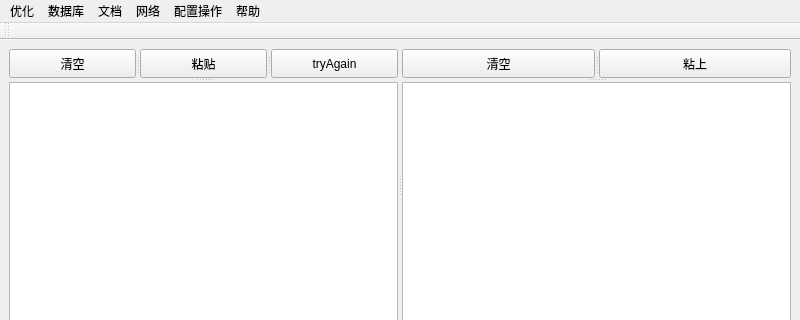
Old version of the form codesets/mainwindow.ui in the repository weilaidb/codetools; both pictures show x 0 to 800 and y 0 to 320 of the 800 by 600 pixel window.
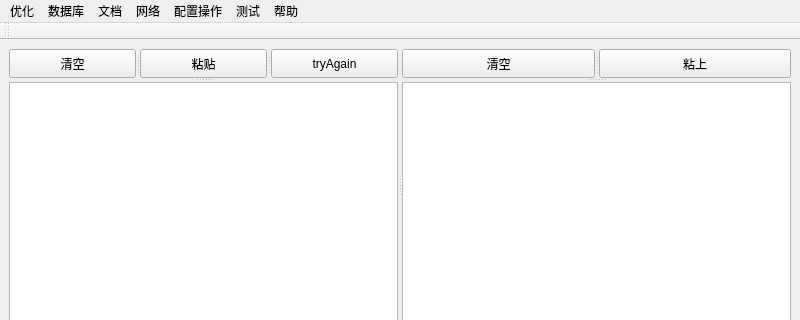
New version of the form. Icons and pictures are not drawn.

Commit message: 添加测试界面，扫描用例文件夹下的用例，以及加载文件内容

Diff of the .ui file:
```diff
--- a/codesets/mainwindow.ui
+++ b/codesets/mainwindow.ui
@@ -256,11 +256,18 @@
     <addaction name="action_update"/>
     <addaction name="action_hidebuttonswitch"/>
    </widget>
+   <widget class="QMenu" name="menu_9">
+    <property name="title">
+     <string>测试</string>
+    </property>
+    <addaction name="action_scan_test_dir"/>
+   </widget>
    <addaction name="menuAyStle"/>
    <addaction name="menu_3"/>
    <addaction name="menu_4"/>
    <addaction name="menu_5"/>
    <addaction name="menu_8"/>
+   <addaction name="menu_9"/>
    <addaction name="menu_2"/>
   </widget>
   <widget class="QStatusBar" name="statusbar"/>
```
Left out of the diff: 5 changed lines with no effect on the pictures. The commit also changes 15 other files.
